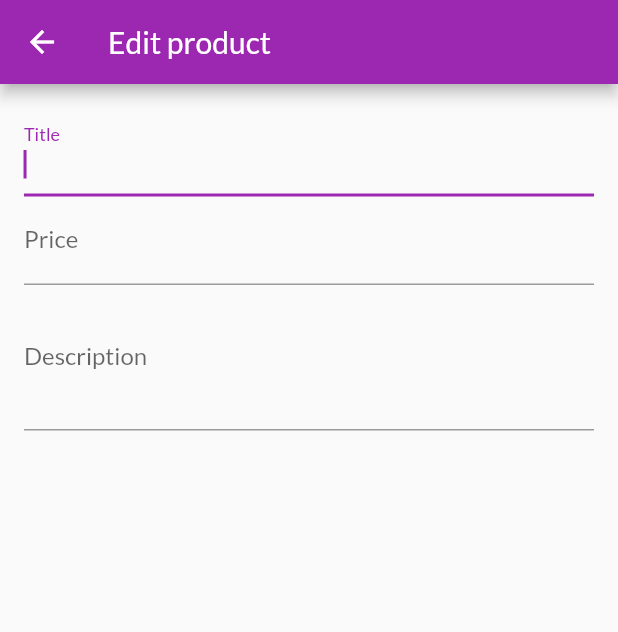
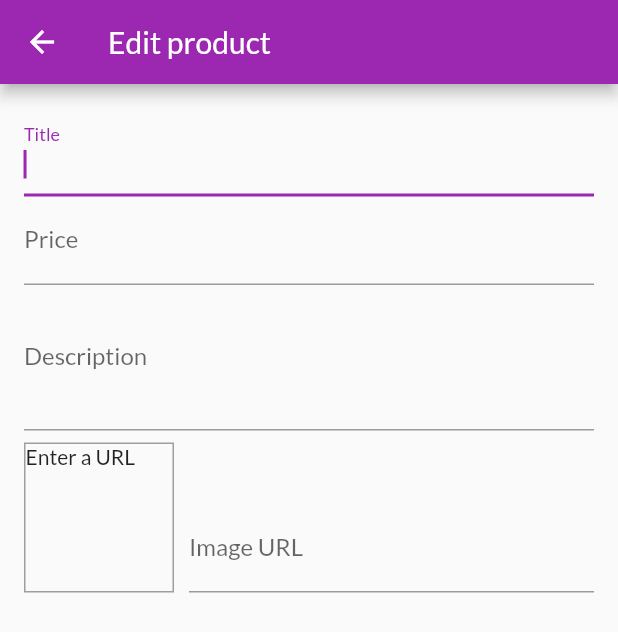
Before and after one commit to leosuncin/flutter_shop_app, a Flutter app: the EditProductScreen screen opened by its route, on a phone screen of 412 x 824 dp. Shown: the top 632 px of the screen. Run offline on Flutter 3.47's test engine with Material 2 defaults, Android fonts, the phone set to English and light mode, and no system bars; network calls fail.

Commit message:
Enter image URL
Show preview of the image on done or unfocus

```diff
--- a/lib/screens/edit_product_screen.dart
+++ b/lib/screens/edit_product_screen.dart
@@ -10,11 +10,28 @@ class EditProductScreen extends StatefulWidget {
 class _EditProductScreenState extends State<EditProductScreen> {
   final _priceFocusNode = FocusNode();
   final _descriptionFocusNode = FocusNode();
+  final _imageUrlFocusNode = FocusNode();
+  final _imageUrlCtrl = TextEditingController();
+
+  _updateImageUrl() {
+    if (!_imageUrlFocusNode.hasFocus && _imageUrlCtrl.text.isNotEmpty) {
+      setState(() {});
+    }
+  }
+
+  @override
+  void initState() {
+    _imageUrlFocusNode.addListener(_updateImageUrl);
+    super.initState();
+  }
 
   @override
   void dispose() {
+    _imageUrlFocusNode.removeListener(_updateImageUrl);
     _priceFocusNode.dispose();
     _descriptionFocusNode.dispose();
+    _imageUrlFocusNode.dispose();
+    _imageUrlCtrl.dispose();
     super.dispose();
   }
 
@@ -58,6 +75,39 @@ class _EditProductScreenState extends State<EditProductScreen> {
               keyboardType: TextInputType.multiline,
               focusNode: _descriptionFocusNode,
             ),
+            Row(
+              crossAxisAlignment: CrossAxisAlignment.end,
+              children: [
+                Container(
+                  width: 100,
+                  height: 100,
+                  margin: EdgeInsets.only(top: 8, right: 10),
+                  decoration: BoxDecoration(
+                    border: Border.all(
+                      width: 1,
+                      color: Colors.grey,
+                    ),
+                  ),
+                  child: _imageUrlCtrl.text.isEmpty
+                      ? Text('Enter a URL')
+                      : FittedBox(
+                          child: Image.network(_imageUrlCtrl.text),
+                          fit: BoxFit.cover,
+                        ),
+                ),
+                Expanded(
+                  child: TextFormField(
+                    decoration: InputDecoration(
+                      labelText: 'Image URL',
+                    ),
+                    keyboardType: TextInputType.url,
+                    textInputAction: TextInputAction.done,
+                    controller: _imageUrlCtrl,
+                    focusNode: _imageUrlFocusNode,
+                  ),
+                ),
+              ],
+            ),
           ],
         )),
       ),
```
